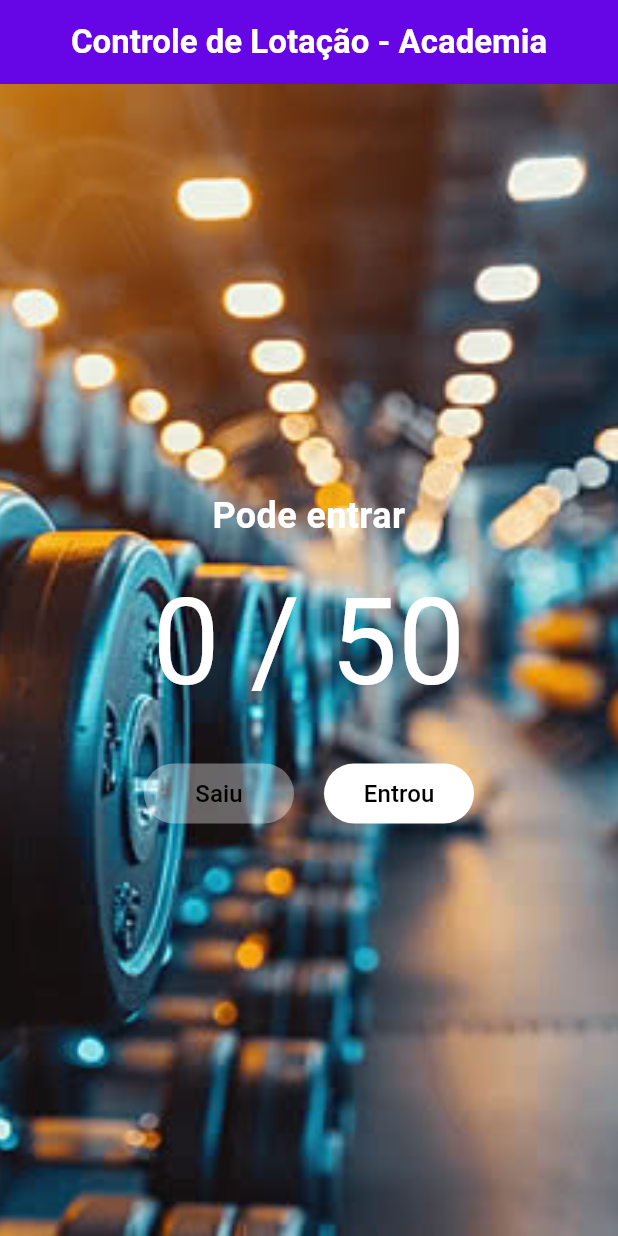
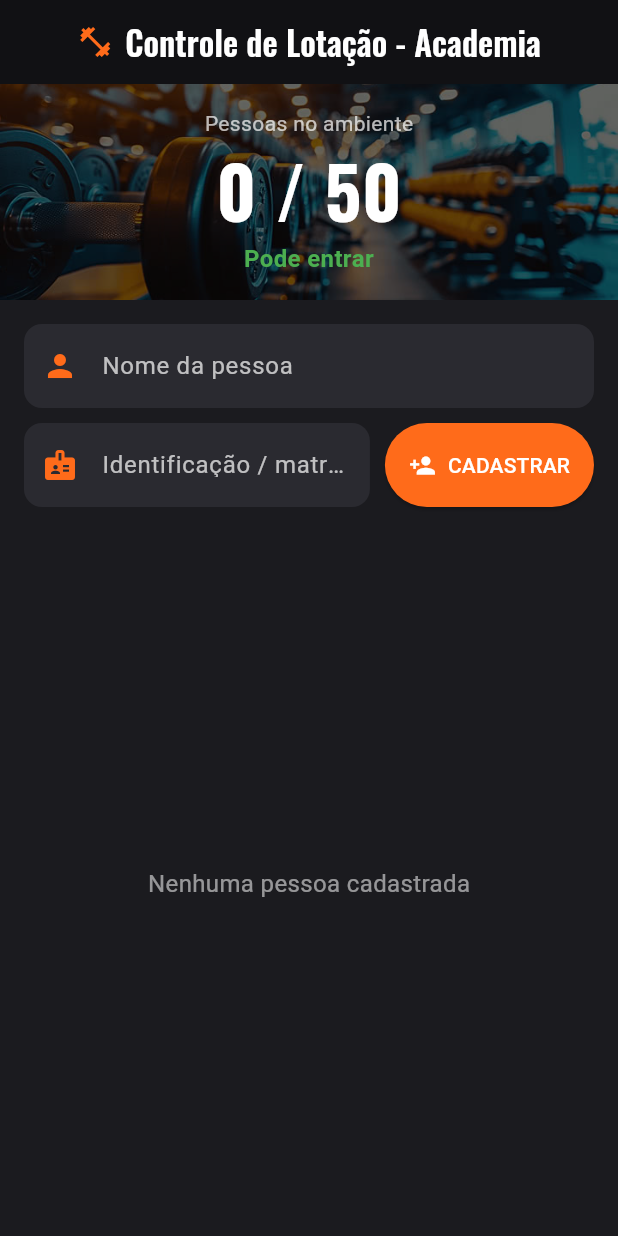
Before and after one commit to G-Barca/Lotacao-gym-flutter, a Flutter app: the screen it shows after launch, on a phone screen of 412 x 824 dp. Run offline on Flutter 3.47's test engine with Material 3 defaults, Android fonts, the phone set to English and light mode, and no system bars; our stand-ins replace flutter_slidable, google_fonts.

Commit message:
finalizando projeto

```diff
--- a/lib/main.dart
+++ b/lib/main.dart
@@ -1,10 +1,10 @@
 import 'package:flutter/material.dart';
+
+import 'screens/home_page.dart';
 
 void main() {
   runApp(const MyApp());
 }
-
-// Widget
 
 class MyApp extends StatelessWidget {
   const MyApp({super.key});
@@ -13,121 +13,15 @@ class MyApp extends StatelessWidget {
   Widget build(BuildContext context) {
     return MaterialApp(
       debugShowCheckedModeBanner: false,
+      title: 'Controle de Lotação',
+      theme: ThemeData(
+        brightness: Brightness.dark,
+        colorScheme: ColorScheme.fromSeed(
+          seedColor: const Color(0xFFFF6B1A),
+          brightness: Brightness.dark,
+        ),
+      ),
       home: const HomePage(),
     );
   }
 }
-
-class HomePage extends StatefulWidget {
-  const HomePage({super.key});
-
-  @override
-  State<HomePage> createState() => _HomePageState();
-}
-
-class _HomePageState extends State<HomePage> {
-
-
-  final int maxCapacity = 50; // limite de pessoas
-
-  // 2. Contador
-
-  int count = 0;
-
-  void decrement() {
-    setState(() {
-      count--;
-    });
-  }
-
-  void increment() {
-    setState(() {
-      count++;
-    });
-  }
-// capacidade
-
-  bool get isEmpty => count == 0;
-  bool get isFull => count == maxCapacity;
-  bool get isAlmostFull => count >= maxCapacity * 0.8 && !isFull;
-
-  String get statusMessage {
-    if (isFull) return "Ambiente lotado";
-    if (isAlmostFull) return "Atenção: ambiente quase cheio";
-    return "Pode entrar";
-  }
-
-  @override
-  Widget build(BuildContext context) {
-    return Scaffold(
-      appBar: AppBar(
-        backgroundColor: const Color.fromARGB(255, 102, 5, 230),
-        title: const Text(
-          "Controle de Lotação - Academia",
-          style: TextStyle(fontWeight: FontWeight.w700, color: Colors.white),
-        ),
-        centerTitle: true,
-      ),
-      backgroundColor: const Color.fromARGB(255, 94, 4, 167),
-      body: Container(
-        decoration: const BoxDecoration(
-          image: DecorationImage(
-            image: AssetImage("assets/images/academia.jpg"), // background
-            fit: BoxFit.cover,
-          ),
-        ),
-        child: Column(
-          mainAxisAlignment: MainAxisAlignment.center,
-          children: [
-
-            Text(
-              statusMessage,
-              textAlign: TextAlign.center,
-              style: const TextStyle(
-                fontSize: 24,
-                color: Colors.white,
-                fontWeight: FontWeight.w700,
-              ),
-            ),
-            const SizedBox(height: 10),
-            Text(
-              "$count / $maxCapacity",
-              style: const TextStyle(fontSize: 80, color: Colors.white),
-            ),
-            const SizedBox(height: 20),
-            Row(
-              mainAxisAlignment: MainAxisAlignment.center,
-              children: [
-                TextButton(
-                  onPressed: isEmpty ? null : decrement,
-                  style: TextButton.styleFrom(
-                    backgroundColor:
-                        isEmpty ? Colors.white.withAlpha(90) : Colors.white,
-                    fixedSize: const Size(100, 40),
-                  ),
-                  child: const Text(
-                    "Saiu",
-                    style: TextStyle(color: Colors.black, fontSize: 16),
-                  ),
-                ),
-                const SizedBox(width: 20),
-                TextButton(
-                  onPressed: isFull ? null : increment,
-                  style: TextButton.styleFrom(
-                    backgroundColor:
-                        isFull ? Colors.white.withAlpha(90) : Colors.white,
-                    fixedSize: const Size(100, 40),
-                  ),
-                  child: const Text(
-                    "Entrou",
-                    style: TextStyle(color: Colors.black, fontSize: 16),
-                  ),
-                ),
-              ],
-            ),
-          ],
-        ),
-      ),
-    );
-  }
-}
--- /dev/null
+++ b/lib/models/pessoa.dart
@@ -0,0 +1,21 @@
+class Pessoa {
+  String nome;
+  String identificacao;
+  DateTime dataEntrada;
+  DateTime? dataSaida;
+
+  Pessoa({
+    required this.nome,
+    required this.identificacao,
+    required this.dataEntrada,
+    this.dataSaida,
+  });
+
+  bool get estaNoAmbiente => dataSaida == null;
+
+  String get situacao => estaNoAmbiente ? 'No ambiente' : 'Saiu';
+
+  void registrarSaida() {
+    dataSaida = DateTime.now();
+  }
+}
--- /dev/null
+++ b/lib/screens/home_page.dart
@@ -0,0 +1,343 @@
+import 'package:flutter/material.dart';
+import 'package:google_fonts/google_fonts.dart';
+
+import '../models/pessoa.dart';
+import '../widgets/pessoa_item.dart';
+
+class HomePage extends StatefulWidget {
+  const HomePage({super.key});
+
+  @override
+  State<HomePage> createState() => _HomePageState();
+}
+
+class _HomePageState extends State<HomePage> {
+
+  // Cores da Academia
+
+  static const Color corFundo = Color(0xFF1B1B1F);
+  static const Color corCard = Color(0xFF2A2A30);
+  static const Color corDestaque = Color(0xFFFF6B1A);
+
+  // Capacidade máxima
+
+  final int maxCapacity = 50;
+
+  // Lista de pessoas
+
+  final List<Pessoa> pessoas = [];
+
+  // Controllers
+
+  final TextEditingController nomeController = TextEditingController();
+  final TextEditingController idController = TextEditingController();
+
+  @override
+  void dispose() {
+    nomeController.dispose();
+    idController.dispose();
+    super.dispose();
+  }
+
+
+  // Getters
+
+  int get pessoasNoAmbiente => pessoas.where((p) => p.estaNoAmbiente).length;
+  bool get isFull => pessoasNoAmbiente >= maxCapacity;
+  bool get isAlmostFull => pessoasNoAmbiente >= maxCapacity * 0.8 && !isFull;
+
+  String get statusMessage {
+    if (isFull) return 'Ambiente lotado';
+    if (isAlmostFull) return 'Atenção: ambiente quase cheio';
+    return 'Pode entrar';
+  }
+
+  Color get statusColor {
+    if (isFull) return const Color(0xFFFF5252);
+    if (isAlmostFull) return const Color(0xFFFFC107);
+    return const Color(0xFF4CAF50);
+  }
+
+
+  // Feedback (SnackBar)
+
+  void _mostrarSnackBar(String mensagem, {bool erro = false}) {
+    ScaffoldMessenger.of(context)
+      ..hideCurrentSnackBar()
+      ..showSnackBar(
+        SnackBar(
+          content: Text(mensagem),
+          backgroundColor:
+              erro ? const Color(0xFFD32F2F) : const Color(0xFF2E7D32),
+        ),
+      );
+  }
+
+  // AlertDialog
+
+  Future<bool> _confirmar({
+    required String titulo,
+    required String mensagem,
+  }) async {
+    final resultado = await showDialog<bool>(
+      context: context,
+      builder: (context) => AlertDialog(
+        title: Text(titulo),
+        content: Text(mensagem),
+        actions: [
+          TextButton(
+            onPressed: () => Navigator.pop(context, false),
+            child: const Text('CANCELAR'),
+          ),
+          TextButton(
+            onPressed: () => Navigator.pop(context, true),
+            child: const Text('CONFIRMAR'),
+          ),
+        ],
+      ),
+    );
+    return resultado ?? false;
+  }
+
+
+  // Operações/regras
+
+  void cadastrarPessoa() {
+    final nome = nomeController.text.trim();
+    final identificacao = idController.text.trim();
+
+    // Regra 3: campos obrigatórios
+    if (nome.isEmpty || identificacao.isEmpty) {
+      _mostrarSnackBar('Preencha o nome e a identificação!', erro: true);
+      return;
+    }
+
+    // Regra 1: capacidade
+    if (isFull) {
+      _mostrarSnackBar(
+        'Não é possível realizar a entrada. Ambiente lotado!',
+        erro: true,
+      );
+      return;
+    }
+
+    // Regra 4: identificação duplicada
+    final jaNoAmbiente = pessoas.any(
+      (p) => p.identificacao == identificacao && p.estaNoAmbiente,
+    );
+    if (jaNoAmbiente) {
+      _mostrarSnackBar(
+        'Já existe uma pessoa no ambiente com essa identificação!',
+        erro: true,
+      );
+      return;
+    }
+
+    setState(() {
+      pessoas.insert(
+        0,
+        Pessoa(
+          nome: nome,
+          identificacao: identificacao,
+          dataEntrada: DateTime.now(),
+        ),
+      );
+    });
+
+    nomeController.clear();
+    idController.clear();
+    _mostrarSnackBar('Pessoa cadastrada com sucesso!');
+  }
+
+  Future<void> registrarSaida(Pessoa pessoa) async {
+
+    // Regra 2: n registrar saida 2 vezes
+
+    if (!pessoa.estaNoAmbiente) {
+      _mostrarSnackBar('Esta pessoa já registrou a saída!', erro: true);
+      return;
+    }
+
+    final confirmou = await _confirmar(
+      titulo: 'Registrar saída?',
+      mensagem: 'Deseja realmente registrar a saída de ${pessoa.nome}?',
+    );
+    if (!confirmou || !mounted) return;
+
+    setState(() {
+      pessoa.registrarSaida();
+    });
+    _mostrarSnackBar('Saída registrada com sucesso!');
+  }
+
+  Future<void> excluirPessoa(Pessoa pessoa) async {
+    final confirmou = await _confirmar(
+      titulo: 'Excluir registro?',
+      mensagem: 'Deseja realmente excluir o registro de ${pessoa.nome}?',
+    );
+    if (!confirmou || !mounted) return;
+
+    setState(() {
+      pessoas.remove(pessoa);
+    });
+    _mostrarSnackBar('Registro excluído com sucesso!');
+  }
+
+  // Interface
+
+  @override
+  Widget build(BuildContext context) {
+    return Scaffold(
+      backgroundColor: corFundo,
+      appBar: AppBar(
+        backgroundColor: const Color(0xFF111114),
+        centerTitle: true,
+        title: Row(
+          mainAxisSize: MainAxisSize.min,
+          children: [
+            const Icon(Icons.fitness_center, color: corDestaque),
+            const SizedBox(width: 8),
+            Text(
+              'Controle de Lotação - Academia',
+              style: GoogleFonts.oswald(
+                fontWeight: FontWeight.w600,
+                color: Colors.white,
+              ),
+            ),
+          ],
+        ),
+      ),
+      body: SafeArea(
+        child: Column(
+          children: [
+            _buildCabecalho(),
+            _buildFormulario(),
+            Expanded(child: _buildLista()),
+          ],
+        ),
+      ),
+    );
+  }
+
+  // Contador
+
+  Widget _buildCabecalho() {
+    return Container(
+      width: double.infinity,
+      padding: const EdgeInsets.all(16),
+      decoration: BoxDecoration(
+        image: DecorationImage(
+          image: const AssetImage('assets/images/academia.jpg'),
+          fit: BoxFit.cover,
+          colorFilter: ColorFilter.mode(
+            Colors.black.withAlpha(150),
+            BlendMode.darken,
+          ),
+        ),
+      ),
+      child: Column(
+        children: [
+          Text(
+            'Pessoas no ambiente',
+            style: GoogleFonts.roboto(fontSize: 14, color: Colors.white70),
+          ),
+          Text(
+            '$pessoasNoAmbiente / $maxCapacity',
+            style: GoogleFonts.oswald(
+              fontSize: 48,
+              color: Colors.white,
+              fontWeight: FontWeight.w700,
+            ),
+          ),
+          Text(
+            statusMessage,
+            textAlign: TextAlign.center,
+            style: GoogleFonts.roboto(
+              fontSize: 16,
+              color: statusColor,
+              fontWeight: FontWeight.w700,
+            ),
+          ),
+        ],
+      ),
+    );
+  }
+
+  // Cadastro
+
+  Widget _buildFormulario() {
+    return Padding(
+      padding: const EdgeInsets.all(16),
+      child: Column(
+        children: [
+          _campo(nomeController, 'Nome da pessoa', Icons.person),
+          const SizedBox(height: 10),
+          Row(
+            children: [
+              Expanded(
+                child: _campo(idController, 'Identificação / matrícula',
+                    Icons.badge),
+              ),
+              const SizedBox(width: 10),
+              ElevatedButton.icon(
+                onPressed: cadastrarPessoa,
+                icon: const Icon(Icons.person_add),
+                label: const Text('CADASTRAR'),
+                style: ElevatedButton.styleFrom(
+                  backgroundColor: corDestaque,
+                  foregroundColor: Colors.white,
+                  padding: const EdgeInsets.symmetric(
+                      horizontal: 16, vertical: 18),
+                ),
+              ),
+            ],
+          ),
+        ],
+      ),
+    );
+  }
+
+  Widget _campo(TextEditingController controller, String label, IconData icone) {
+    return TextField(
+      controller: controller,
+      style: GoogleFonts.roboto(color: Colors.white),
+      decoration: InputDecoration(
+        labelText: label,
+        labelStyle: const TextStyle(color: Colors.white70),
+        prefixIcon: Icon(icone, color: corDestaque),
+        filled: true,
+        fillColor: corCard,
+        border: OutlineInputBorder(
+          borderRadius: BorderRadius.circular(12),
+          borderSide: BorderSide.none,
+        ),
+      ),
+    );
+  }
+
+  // ListView
+
+  Widget _buildLista() {
+    if (pessoas.isEmpty) {
+      return Center(
+        child: Text(
+          'Nenhuma pessoa cadastrada',
+          style: GoogleFonts.roboto(fontSize: 16, color: Colors.white54),
+        ),
+      );
+    }
+
+    return ListView.builder(
+      itemCount: pessoas.length,
+      itemBuilder: (context, index) {
+        final pessoa = pessoas[index];
+        return PessoaItem(
+          key: ObjectKey(pessoa),
+          pessoa: pessoa,
+          onSaida: () => registrarSaida(pessoa),
+          onExcluir: () => excluirPessoa(pessoa),
+        );
+      },
+    );
+  }
+}
--- a/pubspec.yaml
+++ b/pubspec.yaml
@@ -90,3 +90,9 @@ flutter:
   #
   # For details regarding fonts from package dependencies,
   # see https://flutter.dev/to/font-from-package
+
+flutter_launcher_icons:
+  android: true
+  ios: true
+  image_path: "assets/icon/icon.png"
+  remove_alpha_ios: true
```
Also changed, not shown: lib/widgets/pessoa_item.dart (added, +117 -0 lines), assets/icon/icon.png (added), 28 other files.
